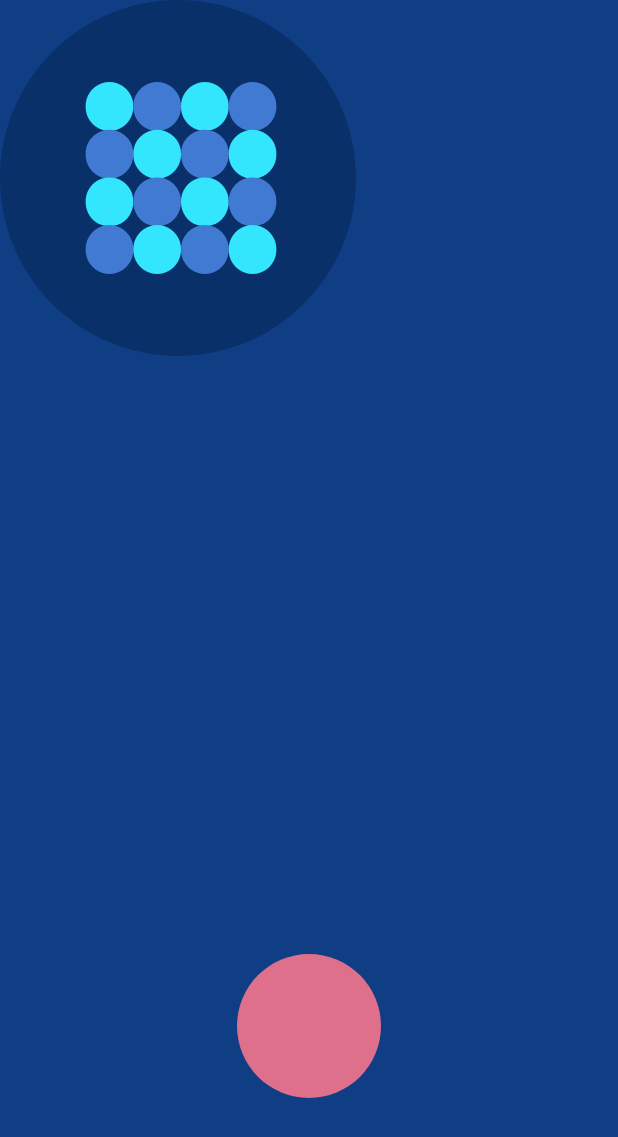
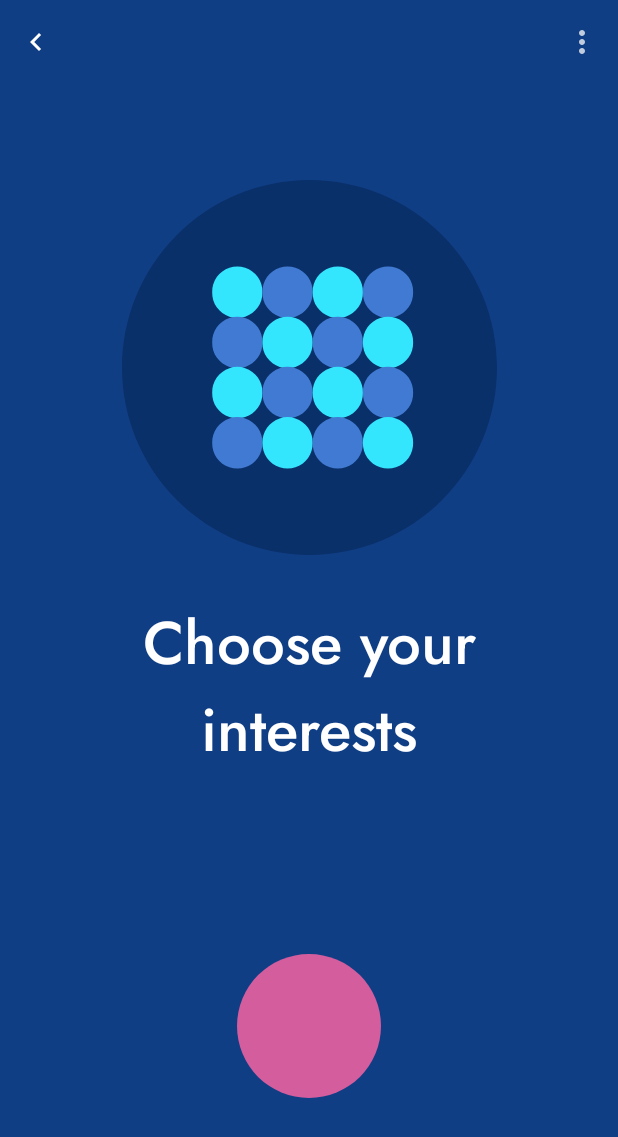
Before and after one commit to 2307vivek/BubblePager, an Android app built with Jetpack Compose: the screen it shows after launch (MainActivity), on a phone screen of 412 x 824 dp. Shown: the top 1137 px of the screen. Run offline under Robolectric (Android 15) with nearby library versions, the phone set to English and light mode, and no system bars; our stand-ins replace accompanist; libraries missing offline, so code that uses them is left out: dev.chrisbanes.snapper; 10 statements that could not run were skipped.

Commit message:
created pages

```diff
--- a/app/src/main/java/dev/vivvvek/bubblepager/MainActivity.kt
+++ b/app/src/main/java/dev/vivvvek/bubblepager/MainActivity.kt
@@ -27,13 +27,32 @@ import android.os.Bundle
 import androidx.activity.ComponentActivity
 import androidx.activity.compose.setContent
 import androidx.compose.foundation.Image
+import androidx.compose.foundation.layout.Box
 import androidx.compose.foundation.layout.Column
+import androidx.compose.foundation.layout.Spacer
 import androidx.compose.foundation.layout.fillMaxSize
+import androidx.compose.foundation.layout.height
+import androidx.compose.foundation.layout.padding
+import androidx.compose.foundation.layout.size
+import androidx.compose.foundation.layout.wrapContentSize
+import androidx.compose.material.Icon
+import androidx.compose.material.MaterialTheme
 import androidx.compose.material.Surface
+import androidx.compose.material.Text
+import androidx.compose.material.TopAppBar
+import androidx.compose.material.icons.Icons
+import androidx.compose.material.icons.filled.ArrowBack
+import androidx.compose.material.icons.filled.KeyboardArrowLeft
+import androidx.compose.material.icons.filled.LocationOn
+import androidx.compose.material.icons.filled.Menu
+import androidx.compose.material.icons.filled.MoreVert
 import androidx.compose.runtime.Composable
+import androidx.compose.ui.Alignment
 import androidx.compose.ui.Modifier
 import androidx.compose.ui.graphics.Color
 import androidx.compose.ui.res.painterResource
+import androidx.compose.ui.text.style.TextAlign
+import androidx.compose.ui.unit.dp
 import com.google.accompanist.pager.ExperimentalPagerApi
 import com.google.accompanist.pager.PagerState
 import com.google.accompanist.pager.rememberPagerState
@@ -57,43 +76,66 @@ class MainActivity: ComponentActivity() {
 @OptIn(ExperimentalPagerApi::class)
 @Composable
 fun BubblePagerContent(pagerState: PagerState) {
+    Box(
+        modifier = Modifier.fillMaxSize(),
+    ) {
         BubblePager(
             pagerState = pagerState,
             pageCount = pages.size,
             modifier = Modifier.fillMaxSize(),
             bubbleColors = pages.map { it.color }
         ) { page ->
-        Column(modifier = Modifier.fillMaxSize()) {
-            Image(painter = painterResource(id = pages[page].content.imageId), contentDescription = "")
+            Column(
+                modifier = Modifier.fillMaxSize(),
+                horizontalAlignment = Alignment.CenterHorizontally
+            ) {
+                Spacer(modifier = Modifier.height(120.dp))
+                Image(
+                    modifier = Modifier.size(250.dp),
+                    painter = painterResource(id = pages[page].content.imageId),
+                    contentDescription = "Image"
+                )
+                Spacer(modifier = Modifier.height(30.dp))
+                Text(
+                    text = pages[page].content.text,
+                    style = MaterialTheme.typography.h3,
+                    color = if (page == 2) Color.Black else Color.White,
+                    textAlign = TextAlign.Center,
+                    softWrap = true,
+                    modifier = Modifier.padding(horizontal = 40.dp)
+                )
             }
+        }
+        PagerTopAppBar(
+            page = pagerState.currentPage,
+            modifier = Modifier
+                .wrapContentSize()
+                .padding(horizontal = 8.dp)
+        )
     }
 }
 
-val pages = listOf(
-    Page(
-        id = 1,
-        content = PageContent(R.drawable.ic_interests, "Choose your interests"),
-        color = Color(0xFF103E85)
-    ),
-    Page(
-        id = 2,
-        content = PageContent(R.drawable.ic_launcher_background, "Choose your interests"),
-        color = Color(0xFFDF708B)
-    ),
-    Page(
-        id = 3,
-        content = PageContent(R.drawable.ic_launcher_foreground, "Choose your interests"),
-        color = Color(0xFFFFFFFF)
-    ),
+@Composable
+fun PagerTopAppBar(page: Int, modifier: Modifier = Modifier) {
+    TopAppBar(
+        title = {  },
+        backgroundColor = Color.Transparent,
+        elevation = 0.dp,
+        navigationIcon = {
+            Icon(
+                imageVector = Icons.Default.KeyboardArrowLeft,
+                contentDescription = "Left Icon",
+                //tint = if (page == 2) Color.Black else Color.White
             )
-
-data class Page(
-    val id: Int,
-    val content: PageContent,
-    val color: Color
+        },
+        actions = {
+            Icon(
+                imageVector = Icons.Default.MoreVert,
+                contentDescription = "Menu icon",
+                //tint = if (page == 2) Color.Black else Color.White
             )
-
-data class PageContent(
-    val imageId: Int,
-    val text: String
+        },
+        contentColor = if (page == 2) Color.Black else Color.White,
+        modifier = modifier
     )
+}
--- /dev/null
+++ b/app/src/main/java/dev/vivvvek/bubblepager/Pages.kt
@@ -0,0 +1,37 @@
+package dev.vivvvek.bubblepager
+
+import androidx.compose.ui.graphics.Color
+
+val pages = listOf(
+    Page(
+        id = 1,
+        content = PageContent(R.drawable.ic_interests, "Choose your interests"),
+        color = Color(0xFF103E85)
+    ),
+    Page(
+        id = 2,
+        content = PageContent(R.drawable.ic_local_stories, "Local news stories"),
+        color = Color(0xFFD45D9E)
+    ),
+    Page(
+        id = 3,
+        content = PageContent(R.drawable.ic_save_stories, "Save news stories"),
+        color = Color(0xFFFFFFFF)
+    ),
+    Page(
+        id = 4,
+        content = PageContent(R.drawable.ic_bookmark_interests, "Bookmark your interests"),
+        color = Color(0xFF52C6DF)
+    ),
+)
+
+data class Page(
+    val id: Int,
+    val content: PageContent,
+    val color: Color
+)
+
+data class PageContent(
+    val imageId: Int,
+    val text: String
+)
--- a/app/src/main/java/dev/vivvvek/bubblepager/ui/theme/Type.kt
+++ b/app/src/main/java/dev/vivvvek/bubblepager/ui/theme/Type.kt
@@ -25,16 +25,22 @@ package dev.vivvvek.bubblepager.ui.theme
 
 import androidx.compose.material.Typography
 import androidx.compose.ui.text.TextStyle
+import androidx.compose.ui.text.font.Font
 import androidx.compose.ui.text.font.FontFamily
 import androidx.compose.ui.text.font.FontWeight
 import androidx.compose.ui.unit.sp
+import dev.vivvvek.bubblepager.R
+
+val fonts = FontFamily(
+    Font(R.font.jost_medium, weight = FontWeight.Medium)
+)
 
 // Set of Material typography styles to start with
 val Typography = Typography(
-    body1 = TextStyle(
-        fontFamily = FontFamily.Default,
-        fontWeight = FontWeight.Normal,
-        fontSize = 16.sp
+    h3 = TextStyle(
+        fontFamily = fonts,
+        fontWeight = FontWeight.Medium,
+        fontSize = 40.sp
     )
     /* Other default text styles to override
     button = TextStyle(
```
Lines whose indentation alone changed are shown as unchanged.
